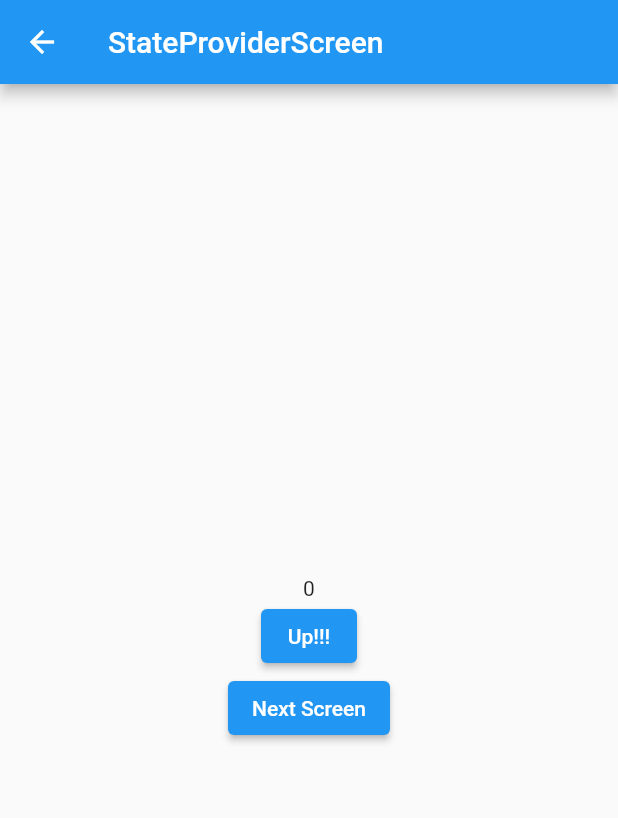
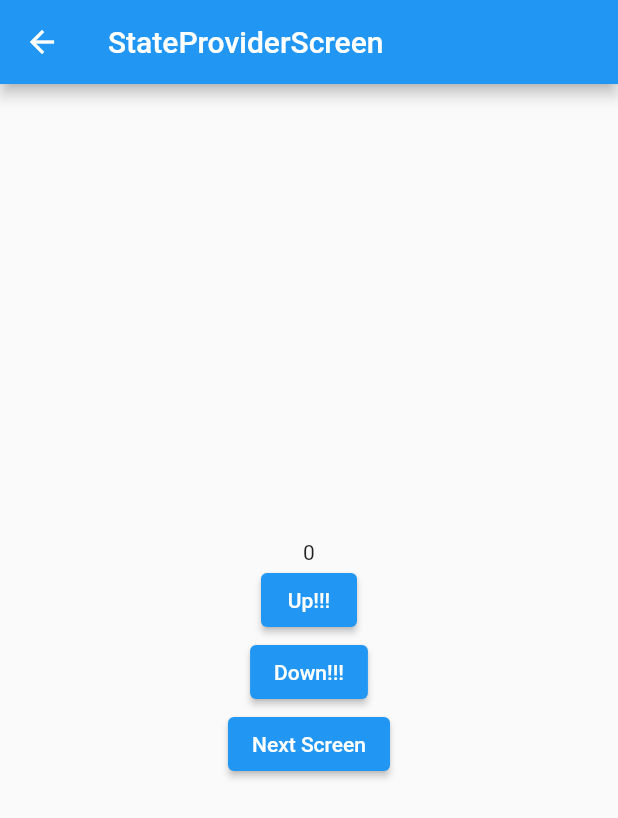
Before and after one commit to SunChulBaek-2/CodeFactoryRiverpod, a Flutter app: the StateProviderScreen screen opened by its route, on a phone screen of 412 x 824 dp. Shown: the top 818 px of the screen. Run offline on Flutter 3.47's test engine with Material 2 defaults, Android fonts, the phone set to English and light mode, and no system bars; our stand-ins replace flutter_riverpod.

Commit message:
StateProvider 실습

```diff
--- a/lib/screen/state_provider_screen.dart
+++ b/lib/screen/state_provider_screen.dart
@@ -20,13 +20,19 @@ class StateProviderScreen extends ConsumerWidget {
           children: [
             Text(provider.toString()),
             ElevatedButton(
-              onPressed: (){
+              onPressed: () {
                 ref.read(numberProvider.notifier).update((state) => state + 1);
               },
               child: const Text('Up!!!')
             ),
             ElevatedButton(
-              onPressed: (){
+              onPressed: () {
+                ref.read(numberProvider.notifier).state = ref.read(numberProvider.notifier).state - 1;
+              },
+              child: const Text('Down!!!')
+            ),
+            ElevatedButton(
+              onPressed: () {
                 Navigator.of(context).push(MaterialPageRoute(builder: (_) => _NextScreen()));
               },
               child: const Text('Next Screen')
```
